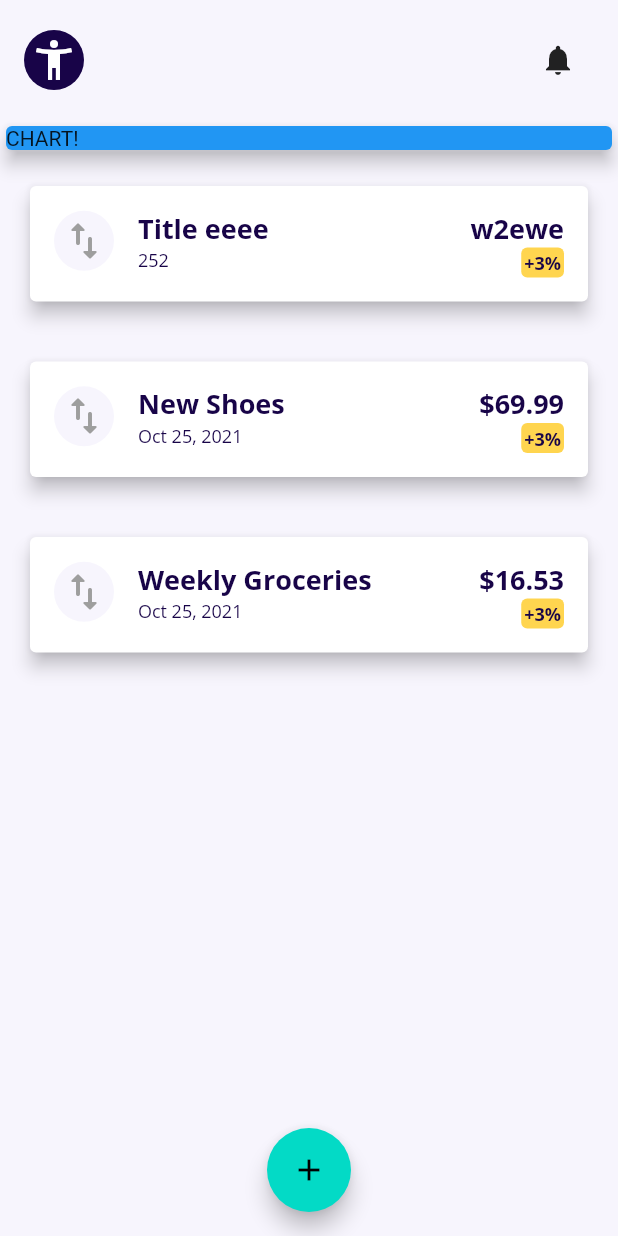
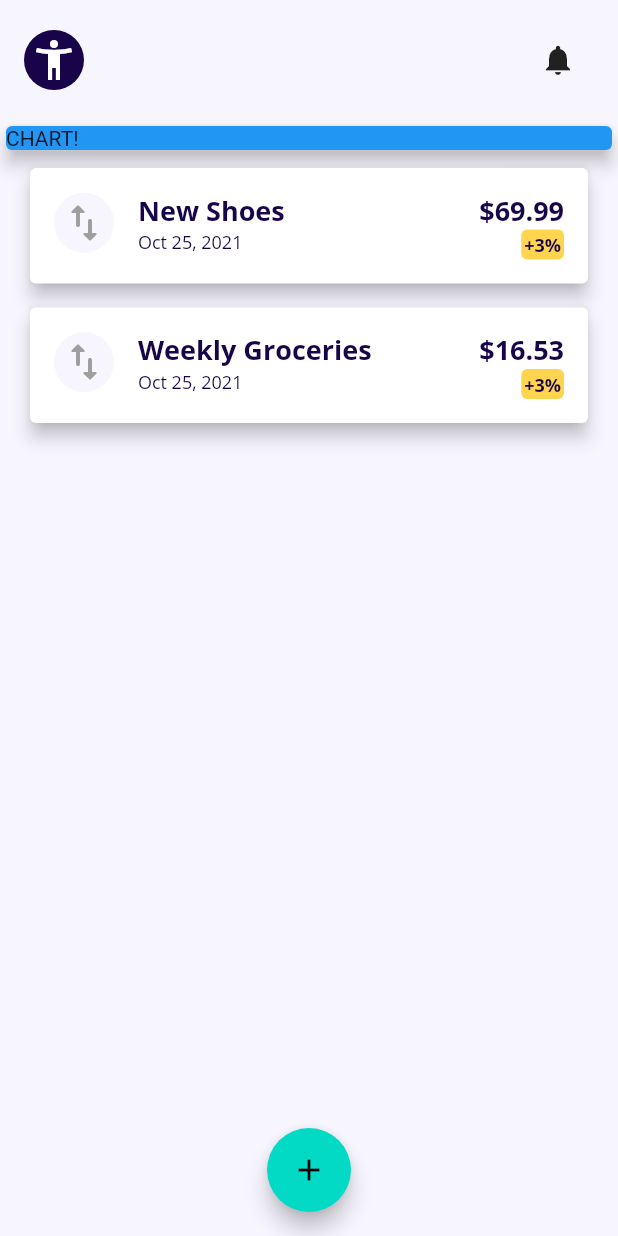
Before and after one commit to NoderCoder/stayinbudget, a Flutter app: the screen it shows after launch, on a phone screen of 412 x 824 dp. Run offline on Flutter 3.47's test engine with Material 2 defaults, Android fonts, the phone set to English and light mode, and no system bars.

Commit message:
Final commits before merging

```diff
--- a/lib/main.dart
+++ b/lib/main.dart
@@ -124,8 +124,6 @@ class _MyHomePageState extends State<MyHomePage> {
                 ),
               ),
               //TODO1:recofigure the tile
-              TransactionTile("Title eeee", "252", "w2ewe"),
-
               TransactionList(_userTransactions),
             ],
           ),
--- a/lib/widgets/transaction_tile.dart
+++ b/lib/widgets/transaction_tile.dart
@@ -12,7 +12,7 @@ class TransactionTile extends StatelessWidget {
   Widget build(BuildContext context) {
     return Container(
       child: Padding(
-        padding: const EdgeInsets.all(16.0),
+        padding: const EdgeInsets.fromLTRB(16, 4, 16, 4),
         child: Container(
           width: double.infinity,
           child: Card(
```
